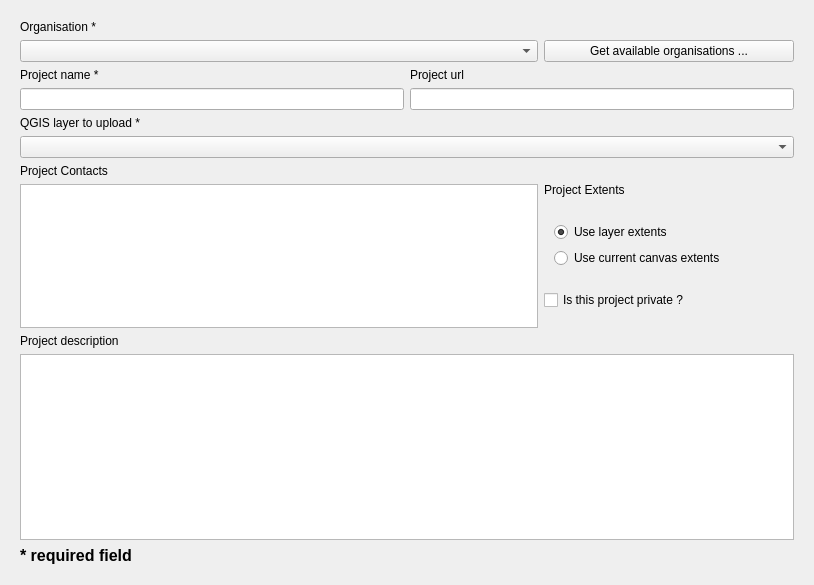
First picture: the form in cadasta/gui/ui/wizard/step_project_creation01.ui, repository Cadasta/cadasta-qgis-plugin, before the edit.
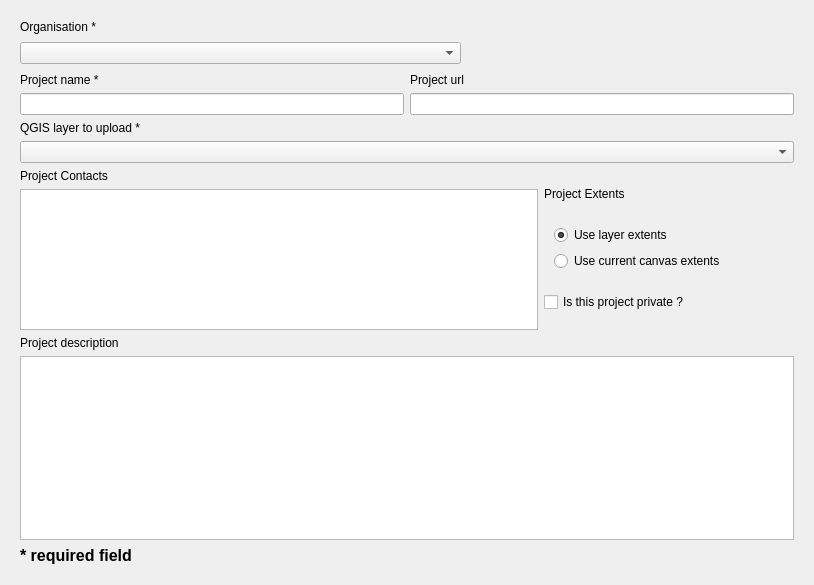
Second picture: the form after the edit. Custom widgets are drawn as their Qt base class.

What changed in the file:
```diff
--- a/cadasta/gui/ui/wizard/step_project_creation01.ui
+++ b/cadasta/gui/ui/wizard/step_project_creation01.ui
@@ -33,8 +33,8 @@
        <rect>
         <x>0</x>
         <y>0</y>
-        <width>796</width>
-        <height>567</height>
+        <width>790</width>
+        <height>561</height>
        </rect>
       </property>
       <layout class="QVBoxLayout" name="verticalLayout_12">
@@ -51,24 +51,46 @@
           <widget class="QComboBox" name="organisation_box"/>
          </item>
          <item>
-          <widget class="QPushButton" name="get_organisation_button">
+          <widget class="QLabel" name="throbber_loader">
+           <property name="sizePolicy">
+            <sizepolicy hsizetype="Preferred" vsizetype="Preferred">
+             <horstretch>27</horstretch>
+             <verstretch>27</verstretch>
+            </sizepolicy>
+           </property>
            <property name="minimumSize">
             <size>
-             <width>250</width>
-             <height>0</height>
+             <width>27</width>
+             <height>27</height>
             </size>
            </property>
            <property name="maximumSize">
             <size>
-             <width>250</width>
-             <height>16777215</height>
+             <width>27</width>
+             <height>27</height>
             </size>
            </property>
            <property name="text">
-            <string>Get available organisations ...</string>
+            <string/>
            </property>
           </widget>
          </item>
+         <item>
+          <spacer name="horizontalSpacer">
+           <property name="orientation">
+            <enum>Qt::Horizontal</enum>
+           </property>
+           <property name="sizeType">
+            <enum>QSizePolicy::Maximum</enum>
+           </property>
+           <property name="sizeHint" stdset="0">
+            <size>
+             <width>300</width>
+             <height>20</height>
+            </size>
+           </property>
+          </spacer>
+         </item>
         </layout>
        </item>
        <item>
```
Left out of the diff: 6 changed lines with no effect on the pictures.
